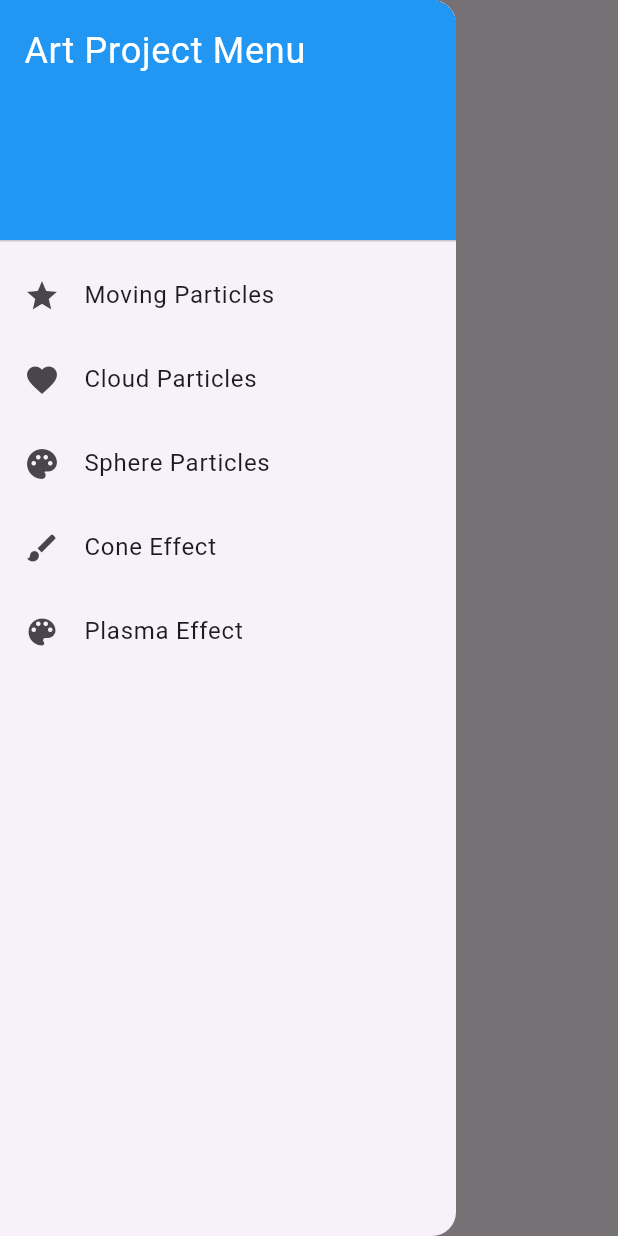
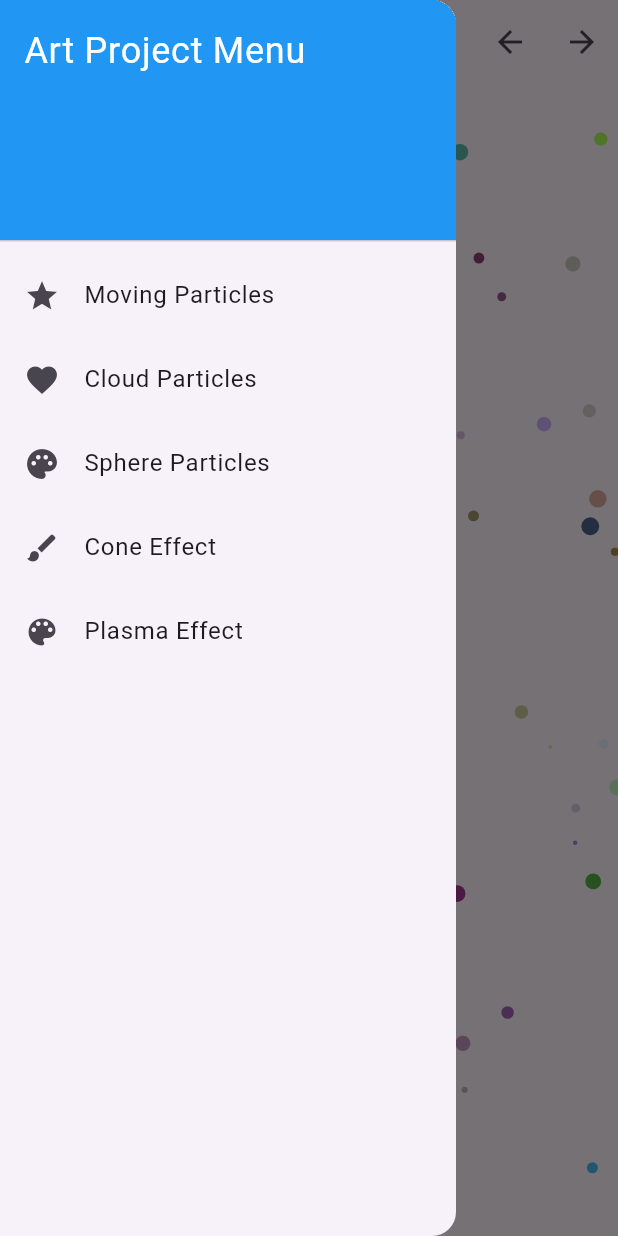
Before and after one commit to jamescardona11/flutter_art_project, a Flutter app: the screen it shows after launch, with the side drawer open, on a phone screen of 412 x 824 dp. Run offline on Flutter 3.47's test engine with Material 3 defaults, Android fonts, the phone set to English and light mode, and no system bars; missing offline and left inert: fast_noise.

Commit message:
Create a ViewPager

```diff
--- a/lib/main.dart
+++ b/lib/main.dart
@@ -10,6 +10,8 @@ import 'pages/particles/sphere_particles_view.dart';
 void main() => runApp(MyApp());
 
 class MyApp extends StatelessWidget {
+  const MyApp({super.key});
+
   @override
   Widget build(BuildContext context) {
     return const MaterialApp(
@@ -30,21 +32,58 @@ class HomeWidget extends StatefulWidget {
 }
 
 class _HomeWidgetState extends State<HomeWidget> {
-  final Map<String, Widget> items = {
-    'Moving Particles': const MovingParticlesView(),
-    'Cloud Particles': const CloudParticlesView(),
-    'Sphere Particles': const SphereParticlesView(),
-    'Cone Effect': const ConeEffectView(),
-    'Plasma Effect': const PlasmaEffectView(),
-  };
+  final List<(String, Widget)> items = [
+    ('Moving Particles', const MovingParticlesView()),
+    ('Cloud Particles', const CloudParticlesView()),
+    ('Sphere Particles', const SphereParticlesView()),
+    ('Cone Effect', const ConeEffectView()),
+    ('Plasma Effect', const PlasmaEffectView()),
+  ];
 
-  String _currentPage = 'Effect Section';
+  int _currentPage = 0;
+  final PageController _pageController = PageController(initialPage: 0);
+
+  @override
+  void dispose() {
+    _pageController.dispose();
+    super.dispose();
+  }
 
   @override
   Widget build(BuildContext context) {
     return Scaffold(
       appBar: AppBar(
-        title: const Text('Flutter Art Project'),
+        title: Text(items[_currentPage].$1),
+        actions: [
+          IconButton(
+            icon: const Icon(Icons.arrow_back),
+            onPressed: () {
+              if (_currentPage > 0) {
+                _pageController.jumpToPage(
+                  _currentPage - 1,
+                );
+              } else {
+                _pageController.jumpToPage(
+                  items.length - 1,
+                );
+              }
+            },
+          ),
+          IconButton(
+            icon: const Icon(Icons.arrow_forward),
+            onPressed: () {
+              if (_currentPage < items.length - 1) {
+                _pageController.jumpToPage(
+                  _currentPage + 1,
+                );
+              } else {
+                _pageController.jumpToPage(
+                  0,
+                );
+              }
+            },
+          ),
+        ],
       ),
       drawer: Drawer(
         child: ListView(
@@ -62,14 +101,14 @@ class _HomeWidgetState extends State<HomeWidget> {
                 ),
               ),
             ),
-            ...items.entries.mapIndexed((index, item) {
+            ...items.mapIndexed((index, item) {
               return ListTile(
                 leading: Icon(getRandomIcon(index)),
-                title: Text(item.key),
+                title: Text(item.$1),
                 onTap: () {
-                  setState(() {
-                    _currentPage = item.key;
-                  });
+                  _pageController.jumpToPage(
+                    index,
+                  );
                   Navigator.pop(context);
                 },
               );
@@ -78,15 +117,36 @@ class _HomeWidgetState extends State<HomeWidget> {
         ),
       ),
       body: SafeArea(
-        child: FutureBuilder(
-          future: Future.delayed(const Duration(milliseconds: 500)),
-          builder: (context, snapshot) {
-            if (snapshot.connectionState == ConnectionState.waiting) {
-              return const Center(
-                child: CircularProgressIndicator(),
-              );
-            }
-            return items[_currentPage] ?? const SizedBox();
+        child: PageView.builder(
+          controller: _pageController,
+          physics: const NeverScrollableScrollPhysics(),
+          itemCount: items.length,
+          onPageChanged: (index) {
+            setState(() {
+              _currentPage = index;
+            });
+          },
+          itemBuilder: (context, index) {
+            return FutureBuilder(
+              future: Future.delayed(const Duration(milliseconds: 300)),
+              builder: (context, snapshot) {
+                return AnimatedSwitcher(
+                  duration: const Duration(milliseconds: 300),
+                  transitionBuilder: (Widget child, Animation<double> animation) {
+                    return FadeTransition(
+                      opacity: animation,
+                      child: child,
+                    );
+                  },
+                  child: snapshot.connectionState != ConnectionState.done
+                      ? const Center(
+                          key: ValueKey('loader'),
+                          child: CircularProgressIndicator(),
+                        )
+                      : items[index].$2,
+                );
+              },
+            );
           },
         ),
       ),
--- a/pubspec.yaml
+++ b/pubspec.yaml
@@ -12,6 +12,7 @@ dependencies:
     sdk: flutter
   fast_noise: ^2.0.0
   collection: ^1.18.0
+  animations: ^2.0.11
 
 
 dev_dependencies:
```
